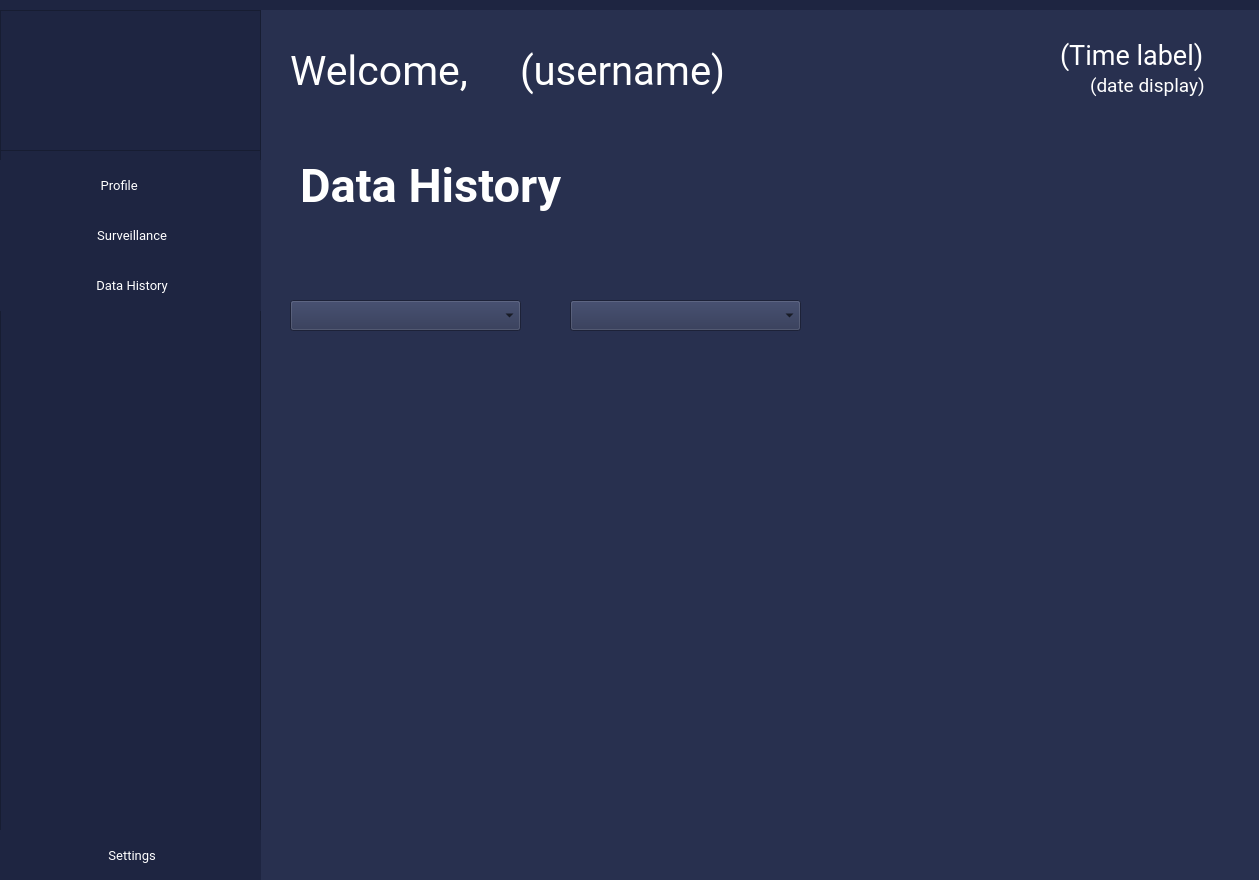
First picture: the form in mainPage_UI.ui, repository marcsandiego/Detech, before the edit.
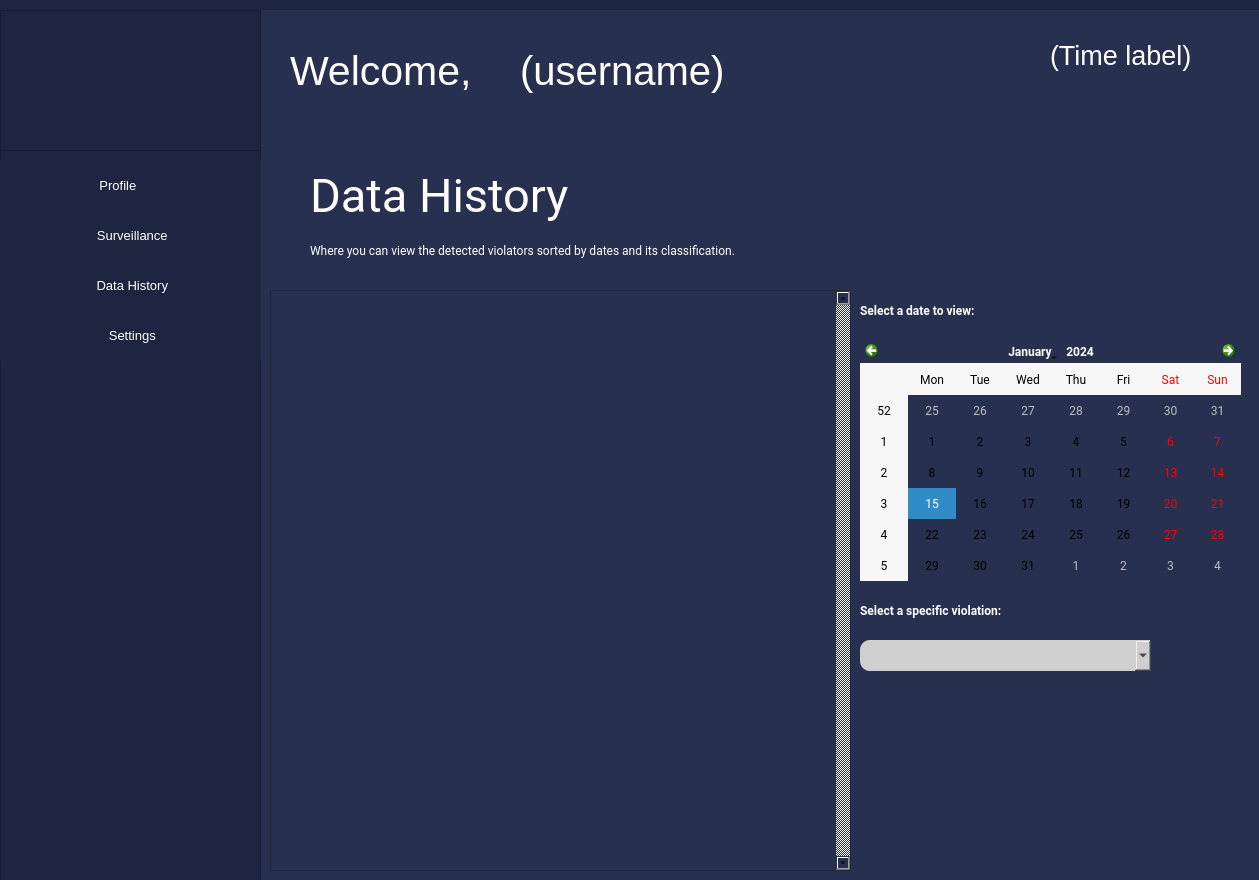
Second picture: the form after the edit. The open tabs and pages were chosen to show the change. Icons and pictures are not drawn.

```diff
--- a/mainPage_UI.ui
+++ b/mainPage_UI.ui
@@ -167,7 +167,6 @@
          </property>
          <property name="font">
           <font>
-           <family>Roboto</family>
            <pointsize>10</pointsize>
           </font>
          </property>
@@ -222,7 +221,6 @@
          </property>
          <property name="font">
           <font>
-           <family>Roboto</family>
            <pointsize>10</pointsize>
           </font>
          </property>
@@ -271,7 +269,6 @@
          </property>
          <property name="font">
           <font>
-           <family>Roboto</family>
            <pointsize>10</pointsize>
           </font>
          </property>
@@ -310,14 +307,13 @@
          <property name="geometry">
           <rect>
            <x>0</x>
-           <y>680</y>
+           <y>160</y>
            <width>261</width>
            <height>51</height>
           </rect>
          </property>
          <property name="font">
           <font>
-           <family>Roboto</family>
            <pointsize>10</pointsize>
           </font>
          </property>
@@ -3055,21 +3051,27 @@
         <widget class="QComboBox" name="comboBox">
          <property name="geometry">
           <rect>
-           <x>300</x>
-           <y>160</y>
-           <width>231</width>
+           <x>590</x>
+           <y>500</y>
+           <width>291</width>
            <height>31</height>
           </rect>
          </property>
-        </widget>
-        <widget class="QComboBox" name="comboBox_2">
-         <property name="geometry">
-          <rect>
-           <x>20</x>
-           <y>160</y>
-           <width>231</width>
-           <height>31</height>
-          </rect>
+         <property name="font">
+          <font>
+           <family>Roboto</family>
+           <pointsize>10</pointsize>
+           <weight>75</weight>
+           <bold>true</bold>
+          </font>
+         </property>
+         <property name="styleSheet">
+          <string notr="true">QComboBox{
+
+border-radius: 10px;
+background-color:rgb(207, 207, 207);
+}
+</string>
          </property>
         </widget>
         <widget class="QLabel" name="label_28">
@@ -3091,9 +3093,9 @@
         <widget class="QLabel" name="label_29">
          <property name="geometry">
           <rect>
-           <x>30</x>
-           <y>10</y>
-           <width>331</width>
+           <x>40</x>
+           <y>20</y>
+           <width>371</width>
            <height>71</height>
           </rect>
          </property>
@@ -3101,8 +3103,8 @@
           <font>
            <family>Roboto</family>
            <pointsize>35</pointsize>
-           <weight>75</weight>
-           <bold>true</bold>
+           <weight>50</weight>
+           <bold>false</bold>
           </font>
          </property>
          <property name="styleSheet">
@@ -3113,6 +3115,190 @@
           <string>Data History</string>
          </property>
         </widget>
+        <widget class="QLabel" name="label_30">
+         <property name="geometry">
+          <rect>
+           <x>40</x>
+           <y>100</y>
+           <width>561</width>
+           <height>21</height>
+          </rect>
+         </property>
+         <property name="font">
+          <font>
+           <family>Roboto</family>
+           <pointsize>9</pointsize>
+           <weight>50</weight>
+           <bold>false</bold>
+          </font>
+         </property>
+         <property name="styleSheet">
+          <string notr="true">background-color: rgb(0,0,0,0%);
+color: rgb(255, 255, 255)</string>
+         </property>
+         <property name="text">
+          <string>Where you can view the detected violators sorted by dates and its classification.</string>
+         </property>
+        </widget>
+        <widget class="QLabel" name="label_31">
+         <property name="geometry">
+          <rect>
+           <x>590</x>
+           <y>160</y>
+           <width>151</width>
+           <height>21</height>
+          </rect>
+         </property>
+         <property name="font">
+          <font>
+           <family>Roboto</family>
+           <pointsize>9</pointsize>
+           <weight>75</weight>
+           <bold>true</bold>
+          </font>
+         </property>
+         <property name="styleSheet">
+          <string notr="true">background-color: rgb(0,0,0,0%);
+color: rgb(255, 255, 255)</string>
+         </property>
+         <property name="text">
+          <string>Select a date to view:</string>
+         </property>
+        </widget>
+        <widget class="QLabel" name="label_32">
+         <property name="geometry">
+          <rect>
+           <x>590</x>
+           <y>460</y>
+           <width>181</width>
+           <height>21</height>
+          </rect>
+         </property>
+         <property name="font">
+          <font>
+           <family>Roboto</family>
+           <pointsize>9</pointsize>
+           <weight>75</weight>
+           <bold>true</bold>
+          </font>
+         </property>
+         <property name="styleSheet">
+          <string notr="true">background-color: rgb(0,0,0,0%);
+color: rgb(255, 255, 255)</string>
+         </property>
+         <property name="text">
+          <string>Select a specific violation:</string>
+         </property>
+        </widget>
+        <widget class="QCalendarWidget" name="calendarWidget">
+         <property name="geometry">
+          <rect>
+           <x>590</x>
+           <y>200</y>
+           <width>381</width>
+           <height>241</height>
+          </rect>
+         </property>
+         <property name="font">
+          <font>
+           <family>Roboto</family>
+          </font>
+         </property>
+         <property name="styleSheet">
+          <string notr="true"/>
+         </property>
+        </widget>
+        <widget class="QScrollArea" name="scrollArea">
+         <property name="geometry">
+          <rect>
+           <x>0</x>
+           <y>150</y>
+           <width>581</width>
+           <height>581</height>
+          </rect>
+         </property>
+         <property name="verticalScrollBarPolicy">
+          <enum>Qt::ScrollBarAlwaysOn</enum>
+         </property>
+         <property name="widgetResizable">
+          <bool>true</bool>
+         </property>
+         <widget class="QWidget" name="scrollAreaWidgetContents_2">
+          <property name="geometry">
+           <rect>
+            <x>0</x>
+            <y>0</y>
+            <width>558</width>
+            <height>579</height>
+           </rect>
+          </property>
+          <layout class="QGridLayout" name="gridLayout_2">
+           <item row="3" column="1">
+            <widget class="QLabel" name="label_33">
+             <property name="text">
+              <string/>
+             </property>
+            </widget>
+           </item>
+           <item row="2" column="2">
+            <widget class="QLabel" name="label_25">
+             <property name="text">
+              <string/>
+             </property>
+            </widget>
+           </item>
+           <item row="1" column="2">
+            <widget class="QLabel" name="label_17">
+             <property name="text">
+              <string/>
+             </property>
+            </widget>
+           </item>
+           <item row="2" column="1">
+            <widget class="QLabel" name="label_21">
+             <property name="text">
+              <string/>
+             </property>
+            </widget>
+           </item>
+           <item row="3" column="0">
+            <widget class="QLabel" name="label_26">
+             <property name="text">
+              <string/>
+             </property>
+            </widget>
+           </item>
+           <item row="1" column="0">
+            <widget class="QLabel" name="label_15">
+             <property name="text">
+              <string/>
+             </property>
+            </widget>
+           </item>
+           <item row="3" column="2">
+            <widget class="QLabel" name="label_37">
+             <property name="text">
+              <string/>
+             </property>
+            </widget>
+           </item>
+           <item row="1" column="1">
+            <widget class="QLabel" name="label_16">
+             <property name="text">
+              <string/>
+             </property>
+            </widget>
+           </item>
+           <item row="2" column="0">
+            <widget class="QLabel" name="label_18">
+             <property name="text">
+              <string/>
+             </property>
+            </widget>
+           </item>
+          </layout>
+         </widget>
+        </widget>
        </widget>
        <widget class="QWidget" name="settings_page">
         <widget class="QPushButton" name="detectionSetup_button">
@@ -4469,7 +4655,6 @@
        </property>
        <property name="font">
         <font>
-         <family>Roboto</family>
          <pointsize>30</pointsize>
         </font>
        </property>
@@ -4480,40 +4665,17 @@
         <string>(username)</string>
        </property>
       </widget>
-      <widget class="QLabel" name="timeDisplay_label">
-       <property name="geometry">
-        <rect>
-         <x>1090</x>
-         <y>60</y>
-         <width>141</width>
-         <height>31</height>
-        </rect>
-       </property>
-       <property name="font">
-        <font>
-         <family>Roboto</family>
-         <pointsize>14</pointsize>
-        </font>
-       </property>
-       <property name="styleSheet">
-        <string notr="true">color: rgb(255, 255, 255);</string>
-       </property>
-       <property name="text">
-        <string>(date display)</string>
-       </property>
-      </widget>
       <widget class="QLabel" name="dateDisplay_label">
        <property name="geometry">
         <rect>
-         <x>1060</x>
+         <x>1050</x>
          <y>30</y>
-         <width>171</width>
+         <width>181</width>
          <height>31</height>
         </rect>
        </property>
        <property name="font">
         <font>
-         <family>Roboto</family>
          <pointsize>20</pointsize>
         </font>
        </property>
@@ -4535,7 +4697,6 @@
        </property>
        <property name="font">
         <font>
-         <family>Roboto</family>
          <pointsize>31</pointsize>
          <italic>false</italic>
         </font>
```
Left out of the diff: 123 changed lines with no effect on the pictures.
